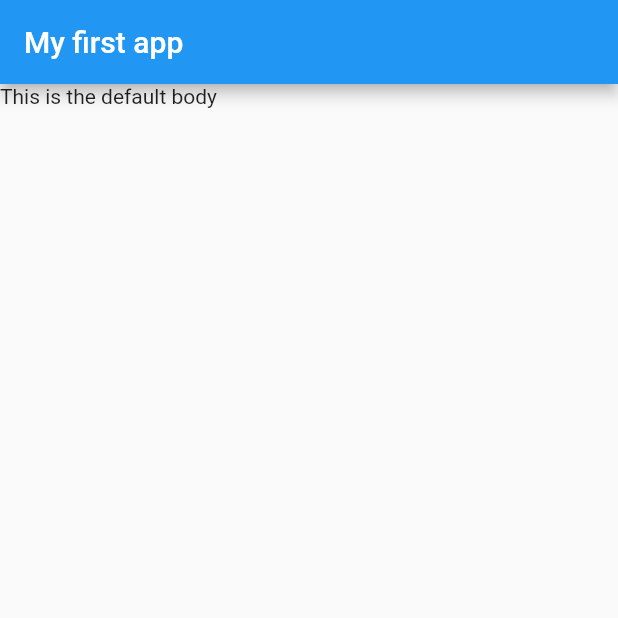
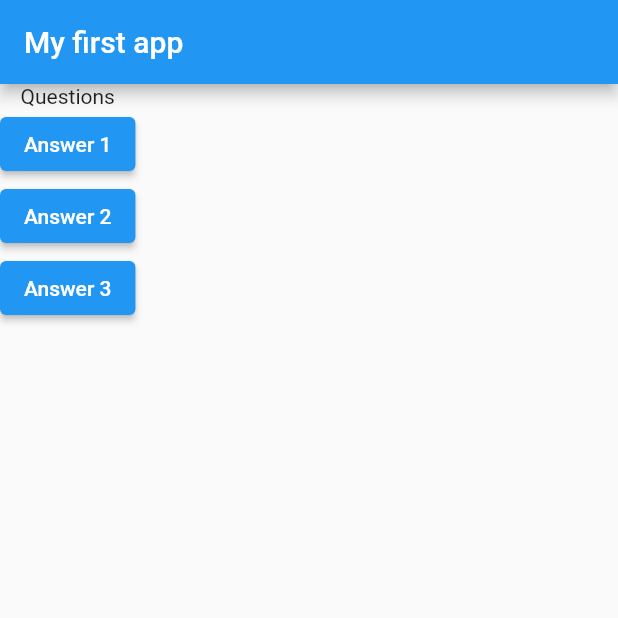
Before and after one commit to pveg/Flutter_Testing_App, a Flutter app: the screen it shows after launch, on a phone screen of 412 x 824 dp, the top half of it. Run offline on Flutter 3.47's test engine with Material 2 defaults, Android fonts, the phone set to English and light mode, and no system bars.

Commit message:
onPressed function added

```diff
--- a/lib/main.dart
+++ b/lib/main.dart
@@ -7,13 +7,23 @@ import 'package:flutter/material.dart';
 void main() => runApp(MyTestingApp());
 
 class MyTestingApp extends StatelessWidget {
+  void answerQuestion() => print('answer chosen!');
+
   @override //makes clear that we overrides the build method
   Widget build(BuildContext context) {
     //Needs Type and Context
     return MaterialApp(
       home: Scaffold(
         appBar: AppBar(title: Text('My first app')), //appbar
-        body: Text('This is the default body'),
+        body: Column(children: <Widget>[
+          Text('Questions'),
+          ElevatedButton(
+              onPressed: answerQuestion, child: Text('Answer 1')),
+          ElevatedButton(
+              onPressed: answerQuestion, child: Text('Answer 2')),
+          ElevatedButton(
+              onPressed: answerQuestion, child: Text('Answer 3')),
+        ]),
       ),
     ); //receive the named arguments
   }
```
